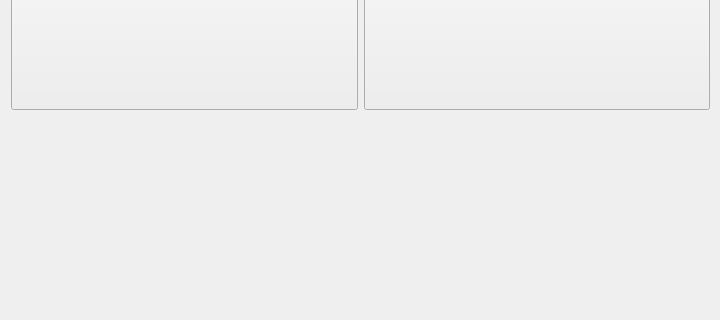
Qt form mainwindow.ui (Mcublog/AutoLubeApp) before a commit; both pictures show x 0 to 720 and y 570 to 890 of the 720 by 1280 pixel window.
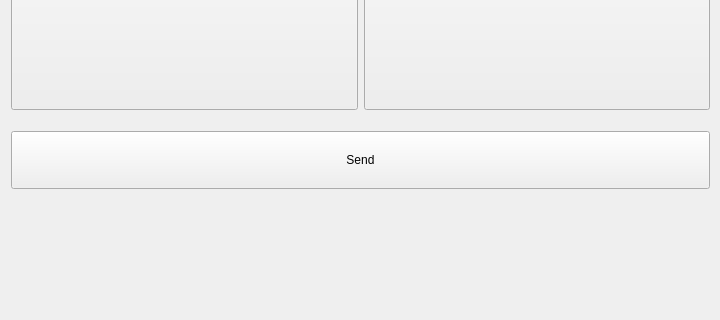
The same form after that commit.

Commit message: WIP; add send "1" to RX characteristic;

```diff
--- a/mainwindow.ui
+++ b/mainwindow.ui
@@ -171,6 +171,31 @@
      </item>
     </layout>
    </widget>
+   <widget class="QWidget" name="verticalLayoutWidget_2">
+    <property name="geometry">
+     <rect>
+      <x>0</x>
+      <y>690</y>
+      <width>721</width>
+      <height>80</height>
+     </rect>
+    </property>
+    <layout class="QVBoxLayout" name="verticalLayout_2">
+     <item>
+      <widget class="QPushButton" name="pbSend">
+       <property name="sizePolicy">
+        <sizepolicy hsizetype="Expanding" vsizetype="Expanding">
+         <horstretch>0</horstretch>
+         <verstretch>0</verstretch>
+        </sizepolicy>
+       </property>
+       <property name="text">
+        <string>Send</string>
+       </property>
+      </widget>
+     </item>
+    </layout>
+   </widget>
   </widget>
  </widget>
  <layoutdefault spacing="6" margin="11"/>
```
The commit also changes 2 other files.
